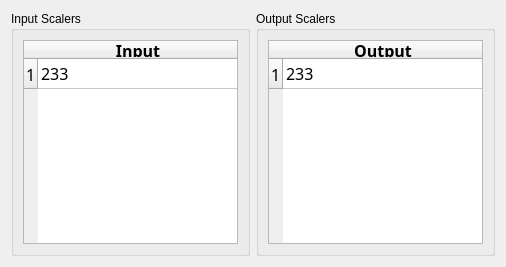
This is plugins/dofi/gui/qt/dofi/DofiScalerWidget.ui in gsi-ee/dabc as Qt 5 draws it before an edit. The edited form follows.
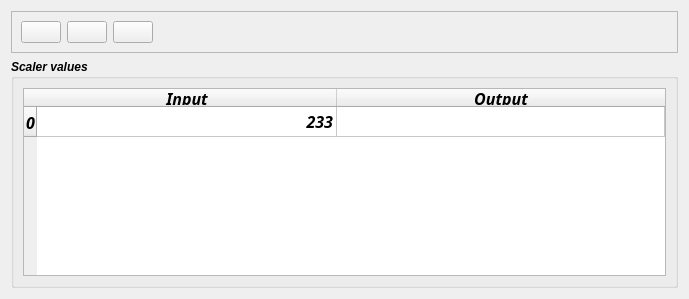
This is the edited form. Icons and pictures are not drawn.

Commit message: dofi plugin: extended command server to cope with 64bit return values several improvements of dofi gui, use table of and/or bits

Patch:
```diff
--- a/plugins/dofi/gui/qt/dofi/DofiScalerWidget.ui
+++ b/plugins/dofi/gui/qt/dofi/DofiScalerWidget.ui
@@ -6,40 +6,123 @@
    <rect>
     <x>0</x>
     <y>0</y>
-    <width>506</width>
-    <height>267</height>
+    <width>689</width>
+    <height>299</height>
    </rect>
   </property>
   <property name="windowTitle">
    <string>DofiScalerWidget</string>
   </property>
-  <layout class="QGridLayout" name="gridLayout">
+  <layout class="QGridLayout" name="gridLayout_2">
    <item row="0" column="0">
-    <widget class="QGroupBox" name="InputScalergroupBox">
+    <widget class="QFrame" name="Buttonframe">
+     <property name="frameShape">
+      <enum>QFrame::StyledPanel</enum>
+     </property>
+     <property name="frameShadow">
+      <enum>QFrame::Raised</enum>
+     </property>
+     <layout class="QHBoxLayout" name="horizontalLayout">
+      <item>
+       <widget class="QPushButton" name="ResetScalersButton">
+        <property name="toolTip">
+         <string>Press to reset scalers (input and output)</string>
+        </property>
+        <property name="icon">
+         <iconset resource="../muppeticons.qrc">
+          <normaloff>:/icons/undo.png</normaloff>:/icons/undo.png</iconset>
+        </property>
+       </widget>
+      </item>
+      <item>
+       <widget class="QPushButton" name="StopScalersButton">
+        <property name="toolTip">
+         <string>Press to stop counting (input and output)</string>
+        </property>
+        <property name="icon">
+         <iconset resource="../muppeticons.qrc">
+          <normaloff>:/icons/Stop.png</normaloff>:/icons/Stop.png</iconset>
+        </property>
+       </widget>
+      </item>
+      <item>
+       <widget class="QPushButton" name="StartScalersButton">
+        <property name="toolTip">
+         <string>Press to start counting (input and output)</string>
+        </property>
+        <property name="icon">
+         <iconset resource="../muppeticons.qrc">
+          <normaloff>:/icons/start.png</normaloff>:/icons/start.png</iconset>
+        </property>
+       </widget>
+      </item>
+      <item>
+       <spacer name="horizontalSpacer">
+        <property name="orientation">
+         <enum>Qt::Horizontal</enum>
+        </property>
+        <property name="sizeHint" stdset="0">
+         <size>
+          <width>546</width>
+          <height>20</height>
+         </size>
+        </property>
+       </spacer>
+      </item>
+     </layout>
+    </widget>
+   </item>
+   <item row="1" column="0">
+    <widget class="QGroupBox" name="ScalergroupBox">
+     <property name="sizePolicy">
+      <sizepolicy hsizetype="Preferred" vsizetype="Expanding">
+       <horstretch>0</horstretch>
+       <verstretch>0</verstretch>
+      </sizepolicy>
+     </property>
+     <property name="font">
+      <font>
+       <weight>75</weight>
+       <italic>true</italic>
+       <bold>true</bold>
+      </font>
+     </property>
      <property name="title">
-      <string>Input Scalers</string>
+      <string>Scaler values</string>
      </property>
-     <layout class="QGridLayout" name="gridLayout_4">
+     <layout class="QGridLayout" name="gridLayout">
       <item row="0" column="0">
-       <widget class="QTableWidget" name="InputScalersTableWidget">
+       <widget class="QTableWidget" name="ScalersTableWidget">
+        <property name="sizePolicy">
+         <sizepolicy hsizetype="Expanding" vsizetype="Expanding">
+          <horstretch>10</horstretch>
+          <verstretch>0</verstretch>
+         </sizepolicy>
+        </property>
         <property name="font">
          <font>
           <family>Courier 10 Pitch</family>
           <pointsize>12</pointsize>
+          <weight>75</weight>
+          <italic>true</italic>
+          <bold>true</bold>
          </font>
         </property>
         <property name="editTriggers">
          <set>QAbstractItemView::NoEditTriggers</set>
         </property>
         <attribute name="horizontalHeaderMinimumSectionSize">
-         <number>14</number>
+         <number>50</number>
         </attribute>
         <attribute name="horizontalHeaderDefaultSectionSize">
-         <number>200</number>
+         <number>300</number>
+        </attribute>
+        <attribute name="horizontalHeaderStretchLastSection">
+         <bool>true</bool>
         </attribute>
         <row>
          <property name="text">
-          <string>1</string>
+          <string>0</string>
          </property>
         </row>
         <column>
@@ -52,45 +135,14 @@
            <bold>true</bold>
           </font>
          </property>
+         <property name="background">
+          <color>
+           <red>170</red>
+           <green>255</green>
+           <blue>0</blue>
+          </color>
+         </property>
         </column>
-        <item row="0" column="0">
-         <property name="text">
-          <string>233</string>
-         </property>
-        </item>
-       </widget>
-      </item>
-     </layout>
-    </widget>
-   </item>
-   <item row="0" column="1">
-    <widget class="QGroupBox" name="OutputScalergroupBox">
-     <property name="title">
-      <string>Output Scalers</string>
-     </property>
-     <layout class="QGridLayout" name="gridLayout_5">
-      <item row="0" column="0">
-       <widget class="QTableWidget" name="OutputScalersTableWidget">
-        <property name="font">
-         <font>
-          <family>Courier 10 Pitch</family>
-          <pointsize>12</pointsize>
-         </font>
-        </property>
-        <property name="editTriggers">
-         <set>QAbstractItemView::NoEditTriggers</set>
-        </property>
-        <attribute name="horizontalHeaderDefaultSectionSize">
-         <number>200</number>
-        </attribute>
-        <attribute name="verticalHeaderMinimumSectionSize">
-         <number>19</number>
-        </attribute>
-        <row>
-         <property name="text">
-          <string>1</string>
-         </property>
-        </row>
         <column>
          <property name="text">
           <string>Output</string>
@@ -101,10 +153,28 @@
            <bold>true</bold>
           </font>
          </property>
+         <property name="background">
+          <color>
+           <red>255</red>
+           <green>170</green>
+           <blue>255</blue>
+          </color>
+         </property>
         </column>
         <item row="0" column="0">
          <property name="text">
           <string>233</string>
+         </property>
+         <property name="textAlignment">
+          <set>AlignTrailing|AlignVCenter</set>
+         </property>
+        </item>
+        <item row="0" column="1">
+         <property name="text">
+          <string/>
+         </property>
+         <property name="textAlignment">
+          <set>AlignTrailing|AlignVCenter</set>
          </property>
         </item>
        </widget>
```
Left out of the diff: 7 changed lines with no effect on the pictures. The commit also changes 11 other files.
